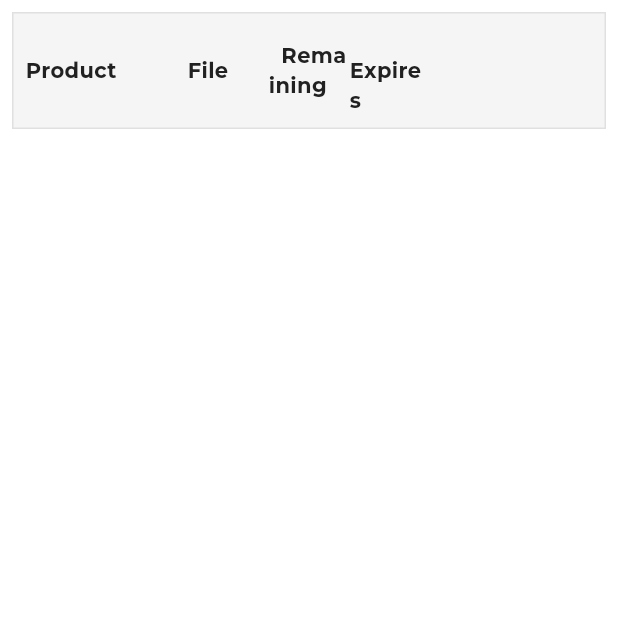
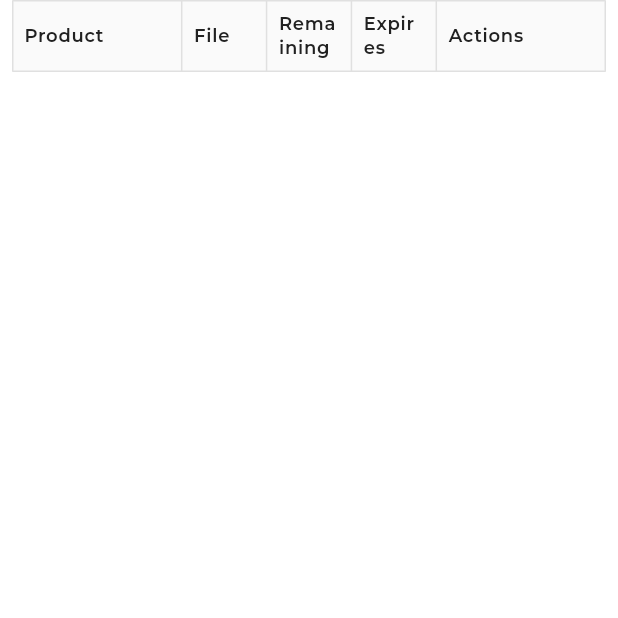
Before and after one commit to keenly-digital/CertEmpire_simulation, a Flutter app: the DownloadMainView screen opened directly, on a phone screen of 412 x 824 dp, the top half of it. Run offline on Flutter 3.47's test engine with Material 3 defaults, Android fonts, the phone set to English and light mode, and no system bars; our stand-ins replace bloc, dio, equatable, flutter_bloc, flutter_screenutil, flutter_svg and 9 more; missing offline and left inert: dart:js_interop, flutter_quill, flutter_quill_extensions; accounts and stored records are empty; network calls fail.

Commit message:
download table view added

```diff
--- a/lib/src/simulation/presentation/views/download_main_view.dart
+++ b/lib/src/simulation/presentation/views/download_main_view.dart
@@ -5,6 +5,7 @@ import '../../../../core/res/app_strings.dart';
 import '../../data/models/download_model.dart';
 import '../bloc/download_page_bloc/download_page_bloc.dart';
 import '../widgets/download/custom_widgets.dart';
+import 'download_table_view.dart';
 
 class DownloadMainView extends StatefulWidget {
   const DownloadMainView({super.key});
@@ -17,30 +18,20 @@ class _DownloadMainViewState extends State<DownloadMainView> {
   @override
   void initState() {
     super.initState();
-    context.read<DownloadPageBloc>().add(
-      GetDownloadsEvent(pageNumber: 1, pageSize: 10, userId: AppStrings.userId),
-    );
+    context.read<DownloadPageBloc>().add(GetDownloadsEvent(pageNumber: 1, pageSize: 10, userId: AppStrings.userId));
   }
 
   @override
   Widget build(BuildContext context) {
     return Scaffold(
       body: Padding(
-        padding: const EdgeInsets.all(8.0),
+        padding: const EdgeInsets.symmetric(horizontal: 8.0),
         child: Column(
           children: [
-            const DownloadHeader(),
+            // const DownloadHeader(),
             BlocBuilder<DownloadPageBloc, DownloadPageInitial>(
               builder: (context, state) {
-                return Expanded(
-                  child: ListView.builder(
-                    itemCount: state.orders?.length ?? 0,
-                    itemBuilder: (context, index) {
-                      final order = state.orders?[index];
-                      return DownloadRow(order: order?? DownloadModel());
-                    },
-                  ),
-                );
+                return Expanded(child: DownloadTableView(download: state.orders ?? []));
               },
             ),
           ],
@@ -48,4 +39,31 @@ class _DownloadMainViewState extends State<DownloadMainView> {
       ),
     );
   }
+
+  // @override
+  // Widget build(BuildContext context) {
+  //   return Scaffold(
+  //     body: Padding(
+  //       padding: const EdgeInsets.all(8.0),
+  //       child: Column(
+  //         children: [
+  //           const DownloadHeader(),
+  //           BlocBuilder<DownloadPageBloc, DownloadPageInitial>(
+  //             builder: (context, state) {
+  //               return Expanded(
+  //                 child: ListView.builder(
+  //                   itemCount: state.orders?.length ?? 0,
+  //                   itemBuilder: (context, index) {
+  //                     final order = state.orders?[index];
+  //                     return DownloadRow(order: order?? DownloadModel());
+  //                   },
+  //                 ),
+  //               );
+  //             },
+  //           ),
+  //         ],
+  //       ),
+  //     ),
+  //   );
+  // }
 }
--- /dev/null
+++ b/lib/src/simulation/presentation/views/download_table_view.dart
@@ -0,0 +1,161 @@
+/// @Author: Ehsan
+/// @Email: muhammad.ehsan@barq.com.pk
+/// @Date: 25/06/2025
+
+import 'package:certempiree/core/config/extensions/theme_extension.dart';
+import 'package:certempiree/core/config/theme/font_manager.dart';
+import 'package:certempiree/core/utils/spacer_utility.dart';
+import 'package:flutter/material.dart';
+import 'package:intl/intl.dart';
+
+import '../../../../core/config/theme/app_colors.dart';
+import '../../data/models/download_model.dart';
+
+class DownloadTableView extends StatelessWidget {
+  DownloadTableView({super.key, required this.download});
+
+  final List<DownloadModel>? download;
+
+  @override
+  Widget build(BuildContext context) {
+    return Table(
+      border: TableBorder.all(color: Colors.grey.shade300),
+      columnWidths: const {
+        0: FlexColumnWidth(2),
+        1: FlexColumnWidth(),
+        2: FlexColumnWidth(),
+        3: FlexColumnWidth(), // Slightly more horizontal space for 'Total'
+        4: FlexColumnWidth(2),
+      },
+      defaultVerticalAlignment: TableCellVerticalAlignment.middle,
+      children: [
+        // Header row
+        TableRow(
+          decoration: BoxDecoration(color: Colors.grey.shade50),
+          children: [
+            Padding(
+              padding: EdgeInsets.symmetric(horizontal: 8, vertical: 14.0),
+              child: Text('Product', style: context.textTheme.labelMedium?.copyWith(fontWeight: FontManager.semiBold)),
+            ),
+            Padding(
+              padding: EdgeInsets.all(8.0),
+              child: Text('File', style: context.textTheme.labelMedium?.copyWith(fontWeight: FontManager.semiBold)),
+            ),
+            Padding(
+              padding: EdgeInsets.all(8.0),
+              child: Text('Remaining', style: context.textTheme.labelMedium?.copyWith(fontWeight: FontManager.semiBold)),
+            ),
+            Padding(
+              padding: EdgeInsets.all(8.0),
+              child: Text('Expires', style: context.textTheme.labelMedium?.copyWith(fontWeight: FontManager.semiBold)),
+            ),
+            Padding(
+              padding: EdgeInsets.all(8.0),
+              child: Text('Actions', style: context.textTheme.labelMedium?.copyWith(fontWeight: FontManager.semiBold)),
+            ),
+          ],
+        ),
+        // Data rows
+        ...download!.map(
+          (item) => TableRow(
+            children: [
+              Padding(padding: const EdgeInsets.all(8.0), child: Text('${item.productName}', style: context.textTheme.labelLarge?.copyWith(
+                fontWeight: FontManager.regular
+              ))),
+              Padding(
+                padding: const EdgeInsets.all(8.0),
+                child: Text(item.file?.name ?? "", style: context.textTheme.bodySmall?.copyWith(fontWeight: FontManager.regular)),
+              ),
+              Padding(
+                padding: const EdgeInsets.all(8.0),
+                child: Text(item.downloadsRemaining ?? "", style: context.textTheme.bodySmall?.copyWith(fontWeight: FontManager.regular)),
+              ),
+              Padding(
+                padding: const EdgeInsets.all(8.0),
+                child: Text(
+                  convertDate(item.accessExpires ?? ""),
+                  style: context.textTheme.bodySmall?.copyWith(fontWeight: FontManager.regular),
+                ),
+              ),
+              Padding(
+                padding: const EdgeInsets.all(8.0),
+                child: Align(
+                  alignment: Alignment.topLeft,
+                  child: Wrap(
+                    spacing: 8.0,
+                    runSpacing: 8.0,
+                    children: [
+                      ConstrainedBox(
+                        constraints: const BoxConstraints(maxWidth: 130, maxHeight: 44, minHeight: 44, minWidth: 100),
+                        child: OutlinedButton(
+                          onPressed: () {
+                            // Button action here
+                          },
+                          style: OutlinedButton.styleFrom(
+                            backgroundColor: Colors.white, // Button background color
+                            side: BorderSide(
+                              color: AppColors.lightPrimary, // Border color
+                              width: 1, // Border width
+                            ),
+                            shape: RoundedRectangleBorder(
+                              borderRadius: BorderRadius.circular(4), // Rounded corners
+                            ),
+                            padding: const EdgeInsets.symmetric(vertical: 10, horizontal: 16), // Padding inside the button
+                          ),
+                          child: Text(
+                            "Download",
+                            style: context.textTheme.labelMedium?.copyWith(
+                              color: AppColors.lightPrimary, // Text color
+                              fontWeight: FontManager.bold, // Text weight
+                            ),
+                            textAlign: TextAlign.center,
+                          ),
+                        ),
+                      ),
+                      ConstrainedBox(
+                        constraints: const BoxConstraints(maxWidth: 150, maxHeight: 44, minHeight: 44, minWidth: 150),
+                        child: OutlinedButton(
+                          onPressed: () {
+                            // Button action here
+                          },
+                          style: OutlinedButton.styleFrom(
+                            backgroundColor: Colors.white, // Button background color
+                            side: BorderSide(
+                              color: AppColors.lightPrimary, // Border color
+                              width: 1, // Border width
+                            ),
+                            shape: RoundedRectangleBorder(
+                              borderRadius: BorderRadius.circular(4), // Rounded corners
+                            ),
+                            padding: const EdgeInsets.symmetric(vertical: 10, horizontal: 16), // Padding inside the button
+                          ),
+                          child: Text(
+                            "Practice Online",
+                            style: context.textTheme.labelMedium?.copyWith(
+                              color: AppColors.lightPrimary, // Text color
+                              fontWeight: FontManager.bold, // Text weight
+                            ),
+                            textAlign: TextAlign.center,
+                          ),
+                        ),
+                      ),
+                    ],
+                  ),
+                ),
+              ),
+            ],
+          ),
+        ),
+      ],
+    );
+  }
+
+  String convertDate(String isoTimestamp) {
+    try {
+      final dateTime = DateTime.parse(isoTimestamp);
+      return DateFormat('MMMM d, yyyy').format(dateTime);
+    } catch (_) {
+      return '---';
+    }
+  }
+}
```
